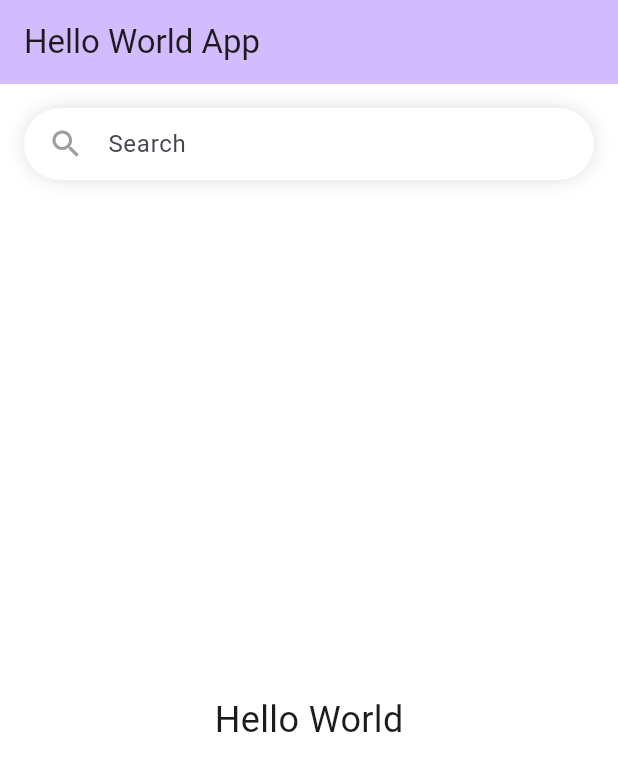
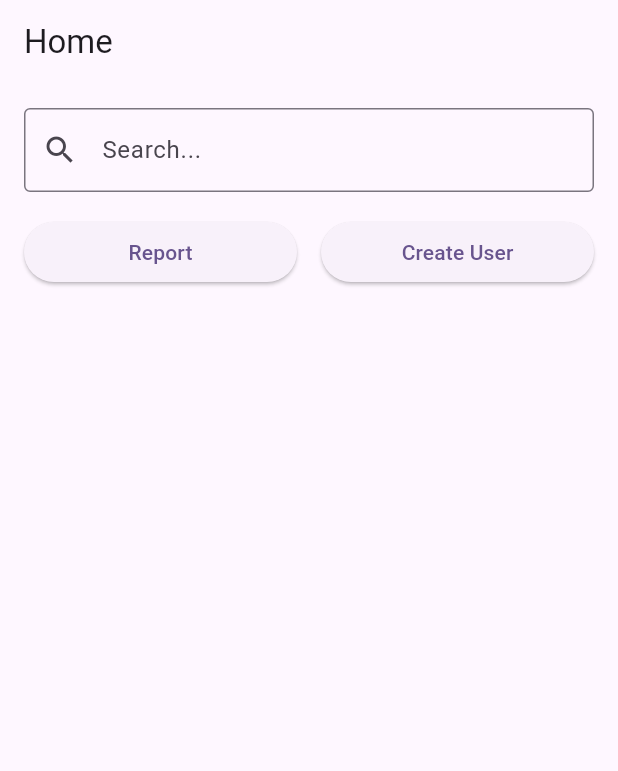
Before and after one commit to Siddhesh-Dupare/Flutter-App, a Flutter app: the screen it shows after launch, on a phone screen of 412 x 824 dp. Shown: the top 771 px of the screen. Run offline on Flutter 3.47's test engine with Material 3 defaults, Android fonts, the phone set to English and light mode, and no system bars.

Commit message:
I have added two buttons in app

```diff
--- a/lib/main.dart
+++ b/lib/main.dart
@@ -15,76 +15,59 @@ class MyApp extends StatelessWidget {
       theme: ThemeData(
         colorScheme: ColorScheme.fromSeed(seedColor: Colors.deepPurple),
       ),
-      home: const CombinedScreen(),
+      home: HomeScreen(),
     );
   }
 }
 
-// 🔍 Search bar widget
-class SearchBarWidget extends StatelessWidget {
-  const SearchBarWidget({super.key});
+class HomeScreen extends StatelessWidget {
+  final TextEditingController _searchController = TextEditingController();
 
   @override
   Widget build(BuildContext context) {
-    return Padding(
-      padding: const EdgeInsets.all(16),
-      child: Container(
-        padding: const EdgeInsets.symmetric(horizontal: 16),
-        decoration: BoxDecoration(
-          color: Colors.white,
-          borderRadius: BorderRadius.circular(30),
-          boxShadow: const [
-            BoxShadow(
-              color: Colors.black12,
-              blurRadius: 10,
+    return Scaffold(
+      appBar: AppBar(title: Text("Home")),
+      body: Padding(
+        padding: const EdgeInsets.all(16.0),
+        child: Column(
+          children: [
+            // 🔍 Search Bar
+            TextField(
+              controller: _searchController,
+              decoration: InputDecoration(
+                labelText: 'Search...',
+                border: OutlineInputBorder(),
+                prefixIcon: Icon(Icons.search),
+              ),
+            ),
+            SizedBox(height: 16),
+
+            // 🔘 Two Buttons in a Row
+            Row(
+              mainAxisAlignment: MainAxisAlignment.spaceBetween,
+              children: [
+                Expanded(
+                  child: ElevatedButton(
+                    onPressed: () {
+                      Navigator.pushNamed(context, '/report');
+                    },
+                    child: Text("Report"),
+                  ),
+                ),
+                SizedBox(width: 16), // Space between buttons
+                Expanded(
+                  child: ElevatedButton(
+                    onPressed: () {
+                      Navigator.pushNamed(context, '/createUser');
+                    },
+                    child: Text("Create User"),
+                  ),
+                ),
+              ],
             ),
           ],
-        ),
-        child: const TextField(
-          decoration: InputDecoration(
-            hintText: 'Search',
-            border: InputBorder.none,
-            icon: Icon(Icons.search, color: Colors.grey),
-          ),
         ),
       ),
     );
   }
 }
-
-// 📝 Hello World widget
-class HelloWorldWidget extends StatelessWidget {
-  const HelloWorldWidget({super.key});
-
-  @override
-  Widget build(BuildContext context) {
-    return const Center(
-      child: Text(
-        'Hello World',
-        style: TextStyle(fontSize: 24),
-      ),
-    );
-  }
-}
-
-// 📦 Combines both widgets
-class CombinedScreen extends StatelessWidget {
-  const CombinedScreen({super.key});
-
-  @override
-  Widget build(BuildContext context) {
-    return Scaffold(
-      appBar: AppBar(
-        title: const Text('Hello World App'),
-        backgroundColor: Theme.of(context).colorScheme.inversePrimary,
-      ),
-      backgroundColor: Colors.white,
-      body: Column(
-        children: const [
-          SearchBarWidget(),
-          Expanded(child: HelloWorldWidget()),
-        ],
-      ),
-    );
-  }
-}
```
